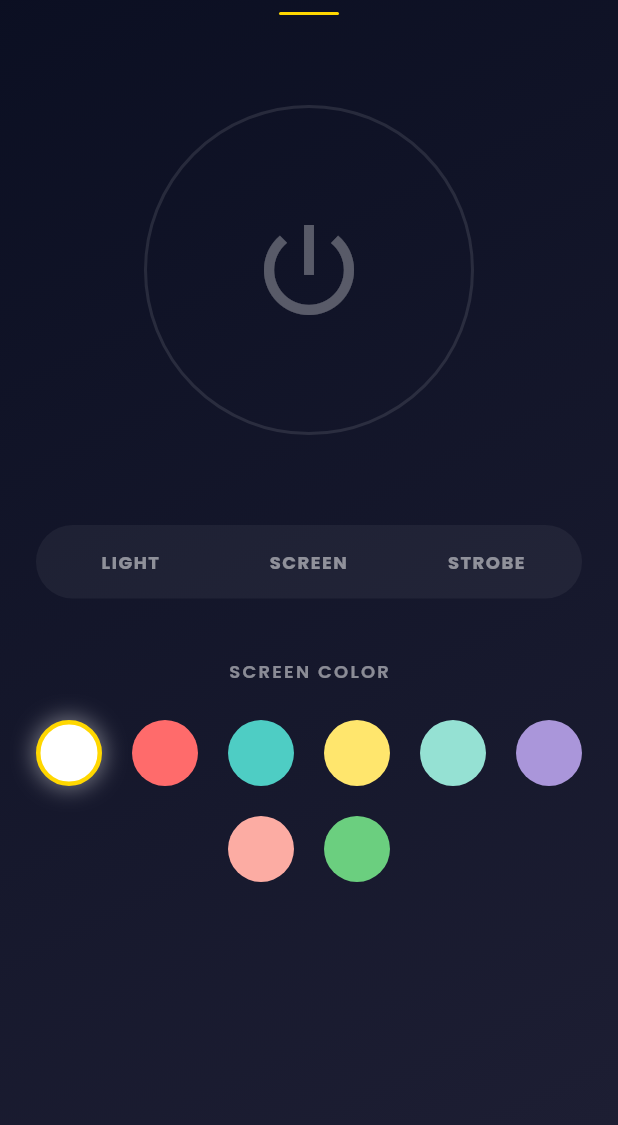
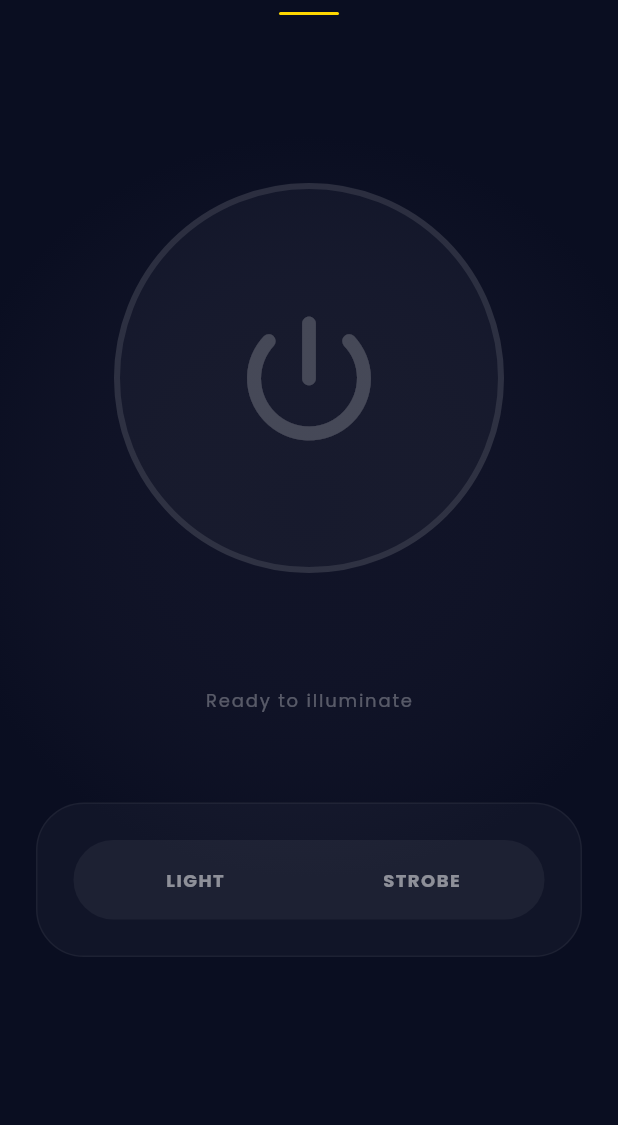
Before and after one commit to gitWebingo/Flashgo_app, a Flutter app: the HomeScreen screen opened directly, on a phone screen of 412 x 824 dp, the part 111-1236 px from its top. Run offline on Flutter 3.47's test engine with Material 3 defaults, Android fonts, the phone set to English and light mode, and no system bars; drawn by our look-alikes of flutter_animate; our stand-ins replace google_fonts, shared_preferences; missing offline and left inert: torch_light; accounts and stored records are empty.

Commit message:
all design completed

```diff
--- a/lib/main.dart
+++ b/lib/main.dart
@@ -1,13 +1,20 @@
 import 'package:flutter/material.dart';
 import 'package:google_fonts/google_fonts.dart';
-import 'screens/home_screen.dart';
+import 'package:shared_preferences/shared_preferences.dart';
+import 'screens/splash_screen.dart';
 
-void main() {
-  runApp(const FlashGoApp());
+void main() async {
+  WidgetsFlutterBinding.ensureInitialized();
+  final prefs = await SharedPreferences.getInstance();
+  final isLoggedIn = prefs.getBool('isLoggedIn') ?? false;
+
+  runApp(FlashGoApp(isLoggedIn: isLoggedIn));
 }
 
 class FlashGoApp extends StatelessWidget {
-  const FlashGoApp({super.key});
+  final bool isLoggedIn;
+
+  const FlashGoApp({super.key, required this.isLoggedIn});
 
   @override
   Widget build(BuildContext context) {
@@ -22,7 +29,7 @@ class FlashGoApp extends StatelessWidget {
         ),
         useMaterial3: true,
       ),
-      home: const HomeScreen(),
+      home: const SplashScreen(),
     );
   }
 }
--- a/lib/screens/home_screen.dart
+++ b/lib/screens/home_screen.dart
@@ -1,6 +1,7 @@
 import 'dart:async';
 import 'package:flutter/material.dart';
 import 'package:torch_light/torch_light.dart';
+import 'package:flutter_animate/flutter_animate.dart';
 
 class HomeScreen extends StatefulWidget {
   const HomeScreen({super.key});
@@ -12,21 +13,9 @@ class HomeScreen extends StatefulWidget {
 class _HomeScreenState extends State<HomeScreen>
     with SingleTickerProviderStateMixin {
   bool _isFlashlightOn = false;
-  bool _isScreenLightOn = false;
   bool _isStrobeOn = false;
-  Color _selectedColor = Colors.white;
   double _strobeSpeed = 5.0; // Hz
   Timer? _strobeTimer;
-  final List<Color> _colorOptions = [
-    Colors.white,
-    const Color(0xFFFF6B6B), // Red
-    const Color(0xFF4ECDC4), // Cyan
-    const Color(0xFFFFE66D), // Yellow
-    const Color(0xFF95E1D3), // Mint
-    const Color(0xFFAA96DA), // Purple
-    const Color(0xFFFCACA3), // Pink
-    const Color(0xFF6BCF7F), // Green
-  ];
 
   @override
   void dispose() {
@@ -59,7 +48,6 @@ class _HomeScreenState extends State<HomeScreen>
     setState(() {
       _isFlashlightOn = !_isFlashlightOn;
       if (_isFlashlightOn) {
-        _isScreenLightOn = false;
         _isStrobeOn = false;
         _strobeTimer?.cancel();
         _setTorchState(true);
@@ -69,23 +57,10 @@ class _HomeScreenState extends State<HomeScreen>
     });
   }
 
-  void _toggleScreenLight() {
-    setState(() {
-      _isScreenLightOn = !_isScreenLightOn;
-      if (_isScreenLightOn) {
-        _isFlashlightOn = false;
-        _isStrobeOn = false;
-        _strobeTimer?.cancel();
-        _setTorchState(false);
-      }
-    });
-  }
-
   void _toggleStrobe() {
     setState(() {
       _isStrobeOn = !_isStrobeOn;
       if (_isStrobeOn) {
-        _isScreenLightOn = false;
         _isFlashlightOn = false;
         _startStrobe();
       } else {
@@ -128,33 +103,49 @@ class _HomeScreenState extends State<HomeScreen>
   @override
   Widget build(BuildContext context) {
     return Scaffold(
-      body: Container(
-        decoration: BoxDecoration(
-          gradient: LinearGradient(
-            begin: Alignment.topLeft,
-            end: Alignment.bottomRight,
-            colors: _isScreenLightOn
-                ? [_selectedColor, _selectedColor]
-                : [
-                    const Color(0xFF0A0E21),
-                    const Color(0xFF1D1E33),
-                  ],
-          ),
-        ),
-        child: SafeArea(
+      backgroundColor: const Color(0xFF0A0E21),
+      body: Stack(
+        children: [
+          // Dynamic Background Glow
+          _buildBackgroundGlow(),
+
+          SafeArea(
             child: Column(
               children: [
                 _buildHeader(),
                 Expanded(
-                child: _isScreenLightOn
-                    ? _buildScreenLight()
-                    : _buildMainContent(),
+                  child: _buildMainContent(),
                 ),
               ],
             ),
           ),
+        ],
       ),
     );
+  }
+
+  Widget _buildBackgroundGlow() {
+    bool isActive = _isFlashlightOn || _isStrobeOn;
+    return AnimatedContainer(
+      duration: 1.seconds,
+      curve: Curves.easeOutCubic,
+      decoration: BoxDecoration(
+        gradient: RadialGradient(
+          center: Alignment.center,
+          radius: isActive ? 1.2 : 0.6,
+          colors: [
+            isActive
+                ? const Color(0xFFFFD700).withValues(alpha: 0.15)
+                : const Color(0xFF1D1E33).withValues(alpha: 0.3),
+            const Color(0xFF0A0E21),
+          ],
+        ),
+      ),
+    ).animate(target: isActive ? 1 : 0).shimmer(
+        duration: 3.seconds,
+        color: isActive
+            ? const Color(0xFFFFD700).withValues(alpha: 0.05)
+            : Colors.transparent);
   }
 
   Widget _buildHeader() {
@@ -169,7 +160,8 @@ class _HomeScreenState extends State<HomeScreen>
                 fontSize: 24,
                 fontWeight: FontWeight.w300,
                 letterSpacing: 4.0,
-                color: const Color(0xFFFFD700).withOpacity(0.9), // Gold text
+                color:
+                    const Color(0xFFFFD700).withValues(alpha: 0.9), // Gold text
               ),
             ),
             const SizedBox(height: 8),
@@ -188,60 +180,189 @@ class _HomeScreenState extends State<HomeScreen>
   }
 
   Widget _buildMainContent() {
-    return SingleChildScrollView(
+    return Center(
+      child: SingleChildScrollView(
+        physics: const BouncingScrollPhysics(),
         child: Column(
+          mainAxisAlignment: MainAxisAlignment.center,
           children: [
-          const SizedBox(height: 40),
+            const SizedBox(height: 20),
+            // Big Size Light Button
             _buildMainButton(),
+
+            const SizedBox(height: 48),
+            // Status Text
+            _buildStatusText(),
+
             const SizedBox(height: 60),
-          _buildModeSelector(),
-          const SizedBox(height: 40),
-          if (_isStrobeOn) _buildStrobeControls(),
-          if (!_isStrobeOn) _buildColorPicker(),
+            // Controls Section (Glassmorphic look)
+            _buildControlsSection(),
+
             const SizedBox(height: 40),
           ],
+        ),
       ),
     );
   }
 
+  Widget _buildStatusText() {
+    bool isActive = _isFlashlightOn || _isStrobeOn;
+    return Column(
+      children: [
+        Text(
+          isActive
+              ? (_isStrobeOn ? 'STROBE ACTIVE' : 'LIGHT ON')
+              : 'SYSTEM READY',
+          style: TextStyle(
+            fontSize: 14,
+            fontWeight: FontWeight.w900,
+            letterSpacing: 4,
+            color: isActive ? const Color(0xFFFFD700) : Colors.white24,
+          ),
+        )
+            .animate(target: isActive ? 1 : 0)
+            .fadeIn()
+            .shimmer(duration: isActive ? 2.seconds : null),
+        const SizedBox(height: 8),
+        Text(
+          isActive ? 'Tap to deactivate' : 'Ready to illuminate',
+          style: TextStyle(
+            fontSize: 12,
+            color: Colors.white.withValues(alpha: 0.3),
+            letterSpacing: 1.2,
+          ),
+        ),
+      ],
+    );
+  }
+
+  Widget _buildControlsSection() {
+    return Container(
+      margin: const EdgeInsets.symmetric(horizontal: 24),
+      padding: const EdgeInsets.all(24),
+      decoration: BoxDecoration(
+        color: Colors.white.withValues(alpha: 0.03),
+        borderRadius: BorderRadius.circular(32),
+        border: Border.all(color: Colors.white.withValues(alpha: 0.05)),
+      ),
+      child: Column(
+        children: [
+          _buildModeSelector(),
+          if (_isStrobeOn) ...[
+            const SizedBox(height: 32),
+            _buildStrobeControls(),
+          ],
+        ],
+      ),
+    ).animate().fadeIn(delay: 400.ms).moveY(begin: 20, end: 0);
+  }
+
   Widget _buildMainButton() {
+    bool isActive = _isFlashlightOn || _isStrobeOn;
     return Center(
       child: GestureDetector(
         onTap: _toggleFlashlight,
-        child: AnimatedContainer(
-          duration: const Duration(milliseconds: 300),
-          curve: Curves.easeInOut,
-          width: 220,
-          height: 220,
+        child: Stack(
+          alignment: Alignment.center,
+          children: [
+            // Immersive Light Beams / Glow (The "Big Light")
+            if (isActive) ...[
+              // Largest outer glow
+              Container(
+                width: 450,
+                height: 450,
                 decoration: BoxDecoration(
                   shape: BoxShape.circle,
-            color: _isFlashlightOn
+                  gradient: RadialGradient(
+                    colors: [
+                      const Color(0xFFFFD700).withValues(alpha: 0.2),
+                      Colors.transparent,
+                    ],
+                  ),
+                ),
+              ).animate(onPlay: (c) => c.repeat()).scale(
+                  begin: const Offset(0.8, 0.8),
+                  end: const Offset(1.2, 1.2),
+                  duration: 3.seconds,
+                  curve: Curves.easeInOut),
+
+              // Pulsing rays
+              ...List.generate(
+                  4,
+                  (index) => Transform.rotate(
+                        angle: (index * 45) * 3.14 / 180,
+                        child: Container(
+                          width: 2,
+                          height: 500,
+                          decoration: BoxDecoration(
+                            gradient: LinearGradient(
+                              begin: Alignment.topCenter,
+                              end: Alignment.bottomCenter,
+                              colors: [
+                                Colors.transparent,
+                                const Color(0xFFFFD700).withValues(alpha: 0.3),
+                                Colors.transparent,
+                              ],
+                            ),
+                          ),
+                        ),
+                      ).animate(onPlay: (c) => c.repeat()).fadeOut(
+                          duration: 2.seconds, delay: (index * 200).ms)),
+            ],
+
+            // Main central button
+            AnimatedContainer(
+              duration: const Duration(milliseconds: 600),
+              curve: Curves.easeOutCubic,
+              width: 260,
+              height: 260,
+              decoration: BoxDecoration(
+                shape: BoxShape.circle,
+                color: isActive
+                    ? const Color(0xFFFFD700).withValues(alpha: 0.15)
+                    : Colors.white.withValues(alpha: 0.03),
+                border: Border.all(
+                  color: isActive
                       ? const Color(0xFFFFD700)
-                    .withOpacity(0.1) // Subtle gold background when on
-                : Colors.transparent,
-            border: Border.all(
-              color: _isFlashlightOn
-                  ? const Color(0xFFFFD700) // Gold border
-                  : Colors.white.withOpacity(0.1),
-              width: 2,
+                      : Colors.white.withValues(alpha: 0.1),
+                  width: 4,
                 ),
-            boxShadow: _isFlashlightOn
+                boxShadow: isActive
                     ? [
                         BoxShadow(
-                      color: const Color(0xFFFFD700).withOpacity(0.4),
-                      blurRadius: 60,
-                      spreadRadius: 2,
+                          color: const Color(0xFFFFD700).withValues(alpha: 0.4),
+                          blurRadius: 100,
+                          spreadRadius: 10,
                         ),
                       ]
                     : [],
               ),
-          child: Icon(
-            Icons.power_settings_new,
-            size: 80,
-            color: _isFlashlightOn
+              child: Column(
+                mainAxisAlignment: MainAxisAlignment.center,
+                children: [
+                  Icon(
+                    isActive
+                        ? Icons.bolt_rounded
+                        : Icons.power_settings_new_rounded,
+                    size: 110,
+                    color: isActive
                         ? const Color(0xFFFFD700)
-                : Colors.white.withOpacity(0.3),
+                        : Colors.white.withValues(alpha: 0.2),
                   ),
+                  if (isActive)
+                    const Text(
+                      'ACTIVE',
+                      style: TextStyle(
+                        fontSize: 12,
+                        fontWeight: FontWeight.w900,
+                        letterSpacing: 2,
+                        color: Color(0xFFFFD700),
+                      ),
+                    ).animate().fadeIn(),
+                ],
+              ),
+            ),
+          ],
         ),
       ),
     );
@@ -249,17 +370,15 @@ class _HomeScreenState extends State<HomeScreen>
 
   Widget _buildModeSelector() {
     return Container(
-      margin: const EdgeInsets.symmetric(horizontal: 24),
-      padding: const EdgeInsets.all(4),
+      padding: const EdgeInsets.all(6),
       decoration: BoxDecoration(
-        color: Colors.white.withOpacity(0.05),
+        color: Colors.white.withValues(alpha: 0.05),
         borderRadius: BorderRadius.circular(100),
       ),
       child: Row(
         children: [
           _buildModeTab(
               'Light', _isFlashlightOn && !_isStrobeOn, _toggleFlashlight),
-          _buildModeTab('Screen', _isScreenLightOn, _toggleScreenLight),
           _buildModeTab('Strobe', _isStrobeOn, _toggleStrobe),
         ],
       ),
@@ -288,7 +407,7 @@ class _HomeScreenState extends State<HomeScreen>
               letterSpacing: 1.0,
               color: isActive
                   ? Colors.black
-                  : Colors.white.withOpacity(0.5), // Black text on Gold
+                  : Colors.white.withValues(alpha: 0.5), // Black text on Gold
             ),
           ),
         ),
@@ -311,7 +430,7 @@ class _HomeScreenState extends State<HomeScreen>
                   fontSize: 12,
                   fontWeight: FontWeight.w600,
                   letterSpacing: 1.5,
-                  color: Colors.white.withOpacity(0.5),
+                  color: Colors.white.withValues(alpha: 0.5),
                 ),
               ),
               Text(
@@ -328,12 +447,12 @@ class _HomeScreenState extends State<HomeScreen>
           SliderTheme(
             data: SliderThemeData(
               activeTrackColor: const Color(0xFFFFD700),
-              inactiveTrackColor: Colors.white.withOpacity(0.1),
+              inactiveTrackColor: Colors.white.withValues(alpha: 0.1),
               thumbColor: const Color(0xFFFFD700),
               trackHeight: 2,
               thumbShape: const RoundSliderThumbShape(enabledThumbRadius: 8),
               overlayShape: const RoundSliderOverlayShape(overlayRadius: 20),
-              overlayColor: const Color(0xFFFFD700).withOpacity(0.2),
+              overlayColor: const Color(0xFFFFD700).withValues(alpha: 0.2),
             ),
             child: Slider(
               value: _strobeSpeed,
@@ -353,96 +472,4 @@ class _HomeScreenState extends State<HomeScreen>
       ),
     );
   }
-
-  Widget _buildColorPicker() {
-    return Padding(
-      padding: const EdgeInsets.symmetric(horizontal: 24),
-      child: Column(
-        children: [
-          Text(
-            'SCREEN COLOR',
-            style: TextStyle(
-              fontSize: 12,
-              fontWeight: FontWeight.w600,
-              letterSpacing: 1.5,
-              color: Colors.white.withOpacity(0.5),
-            ),
-          ),
-          const SizedBox(height: 24),
-          Wrap(
-            spacing: 20,
-            runSpacing: 20,
-            alignment: WrapAlignment.center,
-            children: _colorOptions.map((color) {
-              final isSelected = _selectedColor == color;
-              return GestureDetector(
-                onTap: () {
-                  setState(() {
-                    _selectedColor = color;
-                  });
-                },
-                child: AnimatedContainer(
-                  duration: const Duration(milliseconds: 200),
-                  width: 44,
-                  height: 44,
-                  decoration: BoxDecoration(
-                    color: color,
-                    shape: BoxShape.circle,
-                    border: Border.all(
-                      color: isSelected
-                          ? const Color(0xFFFFD700)
-                          : Colors.transparent, // Gold border selection
-                      width: 3,
-                    ),
-                    boxShadow: isSelected
-                        ? [
-                            BoxShadow(
-                              color: color.withOpacity(0.4),
-                              blurRadius: 12,
-                              spreadRadius: 2,
-                            )
-                          ]
-                        : null,
-                  ),
-                ),
-              );
-            }).toList(),
-          ),
-        ],
-      ),
-    );
 }
-
-  Widget _buildScreenLight() {
-    return GestureDetector(
-      onTap: _toggleScreenLight,
-      child: Container(
-        color: _selectedColor,
-        width: double.infinity,
-        height: double.infinity,
-        child: Center(
-          child: Column(
-            mainAxisAlignment: MainAxisAlignment.center,
-            children: [
-              Icon(
-                Icons.touch_app_outlined,
-                size: 64,
-                color: Colors.white.withOpacity(0.5),
-              ),
-              const SizedBox(height: 16),
-              Text(
-                'TAP TO CLOSE',
-                style: TextStyle(
-                  fontSize: 16,
-                  fontWeight: FontWeight.w600,
-                  letterSpacing: 2.0,
-                  color: Colors.white.withOpacity(0.5),
-                ),
-              ),
-            ],
-          ),
-        ),
-      ),
-    );
-  }
-}
--- a/pubspec.yaml
+++ b/pubspec.yaml
@@ -36,6 +36,8 @@ dependencies:
   cupertino_icons: ^1.0.8
   torch_light: ^1.0.0
   google_fonts: ^6.1.0
+  flutter_animate: ^4.5.2
+  shared_preferences: ^2.5.3
 
 dev_dependencies:
   flutter_test:
```
Also changed, not shown: pubspec.lock, 4 other files. Lines whose indentation alone changed are shown as unchanged.
